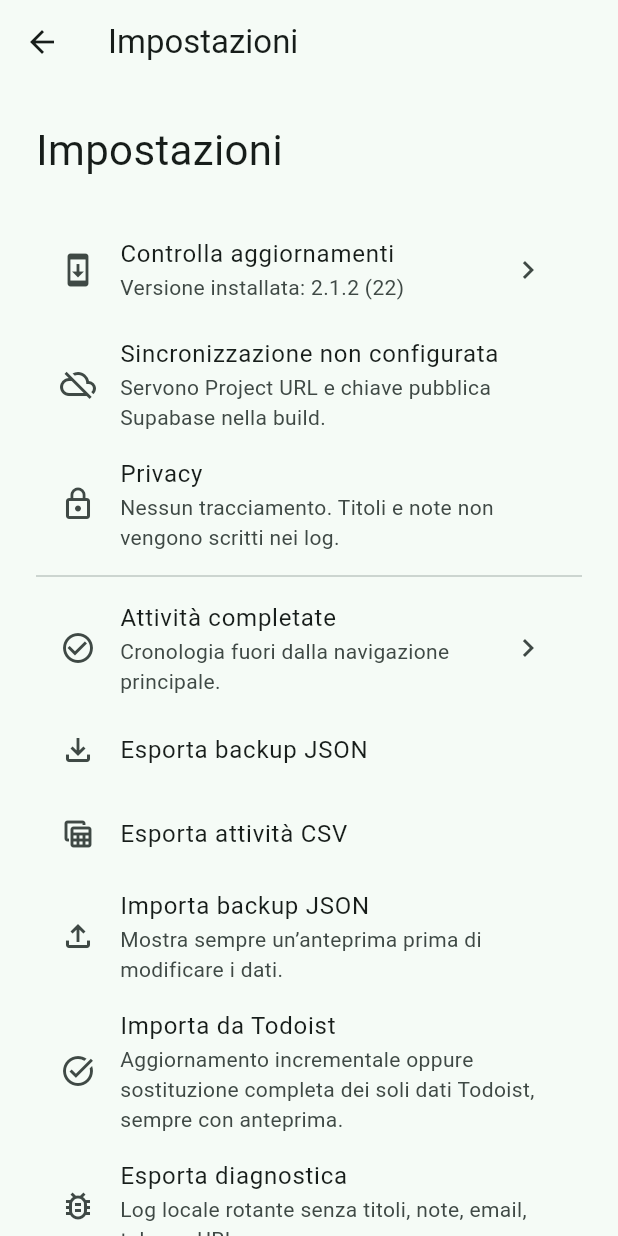
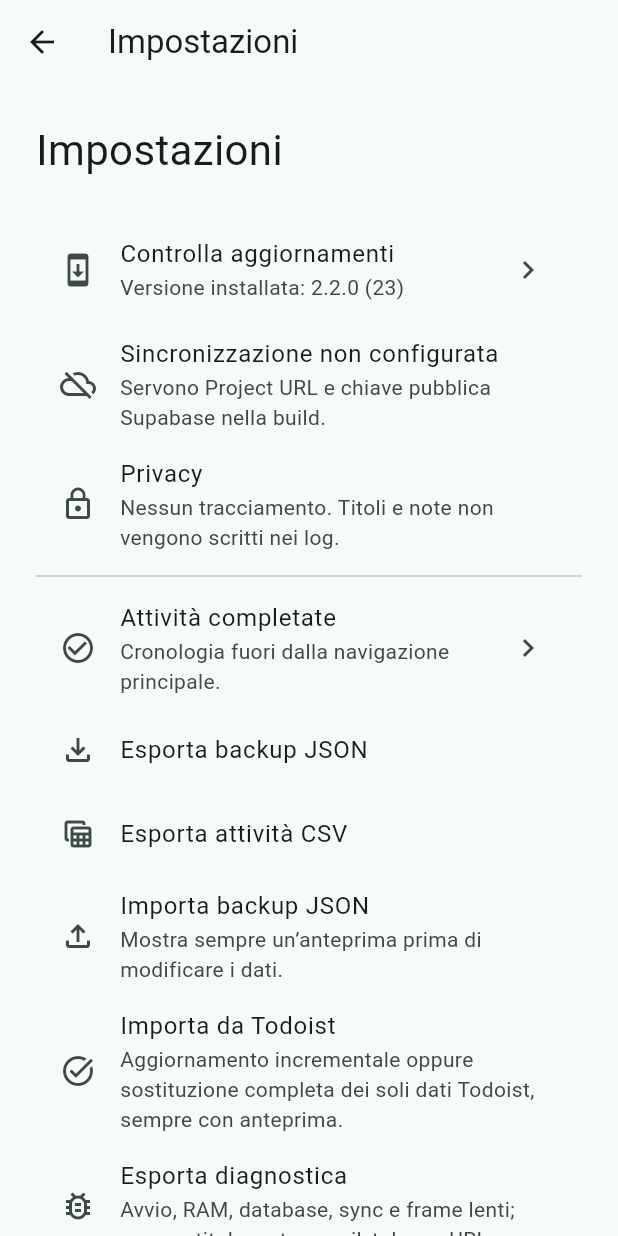
Before and after one commit to gpmerola/deterministic-todo, a Flutter app: the screen it shows after launch, after a tap on the "settings" icon, on a phone screen of 412 x 824 dp. Run offline on Flutter 3.47's test engine with Material 3 defaults, Android fonts, the phone set to English and light mode, and no system bars; our stand-ins replace connectivity_plus, drift, file_picker, flutter_local_notifications, flutter_secure_storage, flutter_timezone and 4 more; missing offline and left inert: device_calendar_plus, ota_update; accounts and stored records are empty; generated files the repository leaves out were written again; network calls fail.

Commit message:
Add privacy-safe local performance logging

```diff
--- a/lib/main.dart
+++ b/lib/main.dart
@@ -28,6 +28,7 @@ import 'services/device_time_zone_service.dart';
 import 'services/diagnostic_log_service.dart';
 import 'services/export_service.dart';
 import 'services/notification_service.dart';
+import 'services/performance_monitor.dart';
 import 'services/todoist_import_service.dart';
 import 'services/update_service.dart';
 
@@ -47,6 +48,7 @@ class _BootstrapAppState extends State<BootstrapApp> {
   late final Future<_AppRuntime> initialization = _initialize();
 
   Future<_AppRuntime> _initialize() async {
+    final startup = Stopwatch()..start();
     try {
       await DiagnosticLogService.instance.initialize();
     } on Object {
@@ -103,6 +105,15 @@ class _BootstrapAppState extends State<BootstrapApp> {
       syncService = SyncService(database, syncClient)..start();
     }
     await repository.activateScheduled(CivilDate.fromDateTime(DateTime.now()));
+    PerformanceMonitor.instance.start();
+    startup.stop();
+    unawaited(
+      PerformanceMonitor.instance.snapshot(
+        'startup',
+        database,
+        durationMs: startup.elapsedMilliseconds,
+      ),
+    );
     return _AppRuntime(repository, syncClient, syncService);
   }
 
@@ -251,6 +262,7 @@ class _TaskShellState extends State<TaskShell> with WidgetsBindingObserver {
   final quickFocus = FocusNode();
   late final Stream<List<Task>> activeTasks;
   late final Stream<List<Task>> completedTasks;
+  bool backgroundSnapshotTaken = false;
 
   @override
   void initState() {
@@ -264,12 +276,26 @@ class _TaskShellState extends State<TaskShell> with WidgetsBindingObserver {
   @override
   void didChangeAppLifecycleState(AppLifecycleState state) {
     if (state == AppLifecycleState.resumed) {
+      backgroundSnapshotTaken = false;
       widget.syncService?.resume();
+      unawaited(
+        PerformanceMonitor.instance.snapshot('resumed', widget.repository.db),
+      );
     } else if (state == AppLifecycleState.paused ||
         state == AppLifecycleState.inactive ||
         state == AppLifecycleState.detached ||
         state == AppLifecycleState.hidden) {
       widget.syncService?.pause();
+      if (!backgroundSnapshotTaken) {
+        backgroundSnapshotTaken = true;
+        unawaited(PerformanceMonitor.instance.flushFrames());
+        unawaited(
+          PerformanceMonitor.instance.snapshot(
+            'background',
+            widget.repository.db,
+          ),
+        );
+      }
     }
   }
 
@@ -2056,7 +2082,8 @@ class SettingsView extends StatelessWidget {
         leading: const Icon(Icons.bug_report_outlined),
         title: const Text('Esporta diagnostica'),
         subtitle: const Text(
-          'Log locale rotante senza titoli, note, email, token o URL.',
+          'Avvio, RAM, database, sync e frame lenti; nessun titolo, nota, '
+          'email, token o URL.',
         ),
         onTap: () => _exportDiagnostics(context),
       ),
--- /dev/null
+++ b/lib/services/performance_monitor.dart
@@ -0,0 +1,117 @@
+import 'dart:async';
+import 'dart:io';
+
+import 'package:drift/drift.dart';
+import 'package:flutter/scheduler.dart';
+import 'package:path/path.dart' as p;
+import 'package:path_provider/path_provider.dart';
+
+import '../data/local/database.dart';
+import '../domain/task.dart';
+import 'diagnostic_log_service.dart';
+
+class PerformanceMonitor {
+  PerformanceMonitor._();
+
+  static final instance = PerformanceMonitor._();
+  static const slowFrameThreshold = Duration(microseconds: 16667);
+
+  final List<FrameTiming> _frames = [];
+  bool _started = false;
+
+  void start() {
+    if (_started) return;
+    _started = true;
+    SchedulerBinding.instance.addTimingsCallback(_onTimings);
+  }
+
+  void _onTimings(List<FrameTiming> timings) {
+    _frames.addAll(timings);
+    if (_frames.length >= 120) unawaited(flushFrames());
+  }
+
+  Future<void> flushFrames() async {
+    if (_frames.isEmpty) return;
+    final sample = List<FrameTiming>.of(_frames);
+    _frames.clear();
+    try {
+      await _writeFrames(sample);
+    } on Object {
+      // La profilazione non deve mai interferire con l'app.
+    }
+  }
+
+  Future<void> _writeFrames(List<FrameTiming> sample) async {
+    final build = sample.map((frame) => frame.buildDuration.inMicroseconds);
+    final raster = sample.map((frame) => frame.rasterDuration.inMicroseconds);
+    final slow = sample.where((frame) => frame.totalSpan > slowFrameThreshold);
+    await DiagnosticLogService.instance.event(
+      'frame_sample',
+      fields: {
+        'frames': sample.length,
+        'slow_frames': slow.length,
+        'build_us_avg': _average(build),
+        'build_us_max': build.reduce(_max),
+        'raster_us_avg': _average(raster),
+        'raster_us_max': raster.reduce(_max),
+      },
+    );
+  }
+
+  Future<void> snapshot(String phase, AppDatabase db, {int? durationMs}) async {
+    try {
+      await _writeSnapshot(phase, db, durationMs: durationMs);
+    } on Object {
+      // La profilazione non deve mai interferire con l'app.
+    }
+  }
+
+  Future<void> _writeSnapshot(
+    String phase,
+    AppDatabase db, {
+    int? durationMs,
+  }) async {
+    final activeCount = db.tasks.id.count(
+      filter:
+          db.tasks.deletedAt.isNull() &
+          db.tasks.status.equals(TaskStatus.completed.name).not(),
+    );
+    final completedCount = db.tasks.id.count(
+      filter:
+          db.tasks.deletedAt.isNull() &
+          db.tasks.status.equals(TaskStatus.completed.name),
+    );
+    final taskCounts = db.selectOnly(db.tasks)
+      ..addColumns([activeCount, completedCount]);
+    final counts = await taskCounts.getSingle();
+    final outboxCount = db.outboxEntries.operationId.count();
+    final outboxQuery = db.selectOnly(db.outboxEntries)
+      ..addColumns([outboxCount]);
+    final support = await getApplicationSupportDirectory();
+    final database = File(p.join(support.path, 'deterministic_todo.sqlite'));
+    await DiagnosticLogService.instance.event(
+      'performance_snapshot',
+      fields: {
+        'phase': phase,
+        'rss_bytes': ProcessInfo.currentRss,
+        'db_bytes': await database.exists() ? await database.length() : 0,
+        'active_tasks': counts.read(activeCount) ?? 0,
+        'completed_tasks': counts.read(completedCount) ?? 0,
+        'outbox': (await outboxQuery.getSingle()).read(outboxCount) ?? 0,
+        'duration_ms': ?durationMs,
+      },
+    );
+  }
+
+  int _average(Iterable<int> values) {
+    var count = 0;
+    var total = 0;
+    for (final value in values) {
+      count++;
+      total += value;
+    }
+    return count == 0 ? 0 : total ~/ count;
+  }
+
+  int _max(int left, int right) => left > right ? left : right;
+}
--- a/pubspec.yaml
+++ b/pubspec.yaml
@@ -16,7 +16,7 @@ publish_to: 'none' # Remove this line if you wish to publish to pub.dev
 # https://developer.apple.com/library/archive/documentation/General/Reference/InfoPlistKeyReference/Articles/CoreFoundationKeys.html
 # In Windows, build-name is used as the major, minor, and patch parts
 # of the product and file versions while build-number is used as the build suffix.
-version: 2.1.2+22
+version: 2.2.0+23
 
 environment:
   sdk: ^3.12.2
```
Also changed, not shown: lib/data/sync/sync_service.dart (+21 -3 lines), lib/services/diagnostic_log_service.dart (+20 -1 lines), 3 other files.
